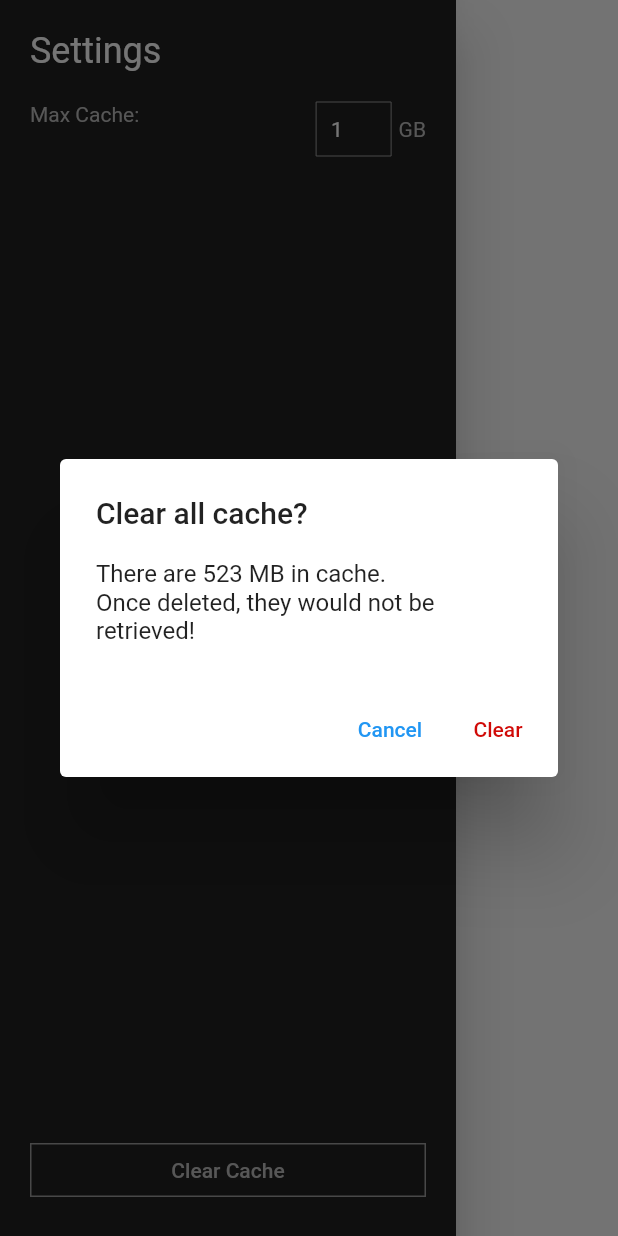
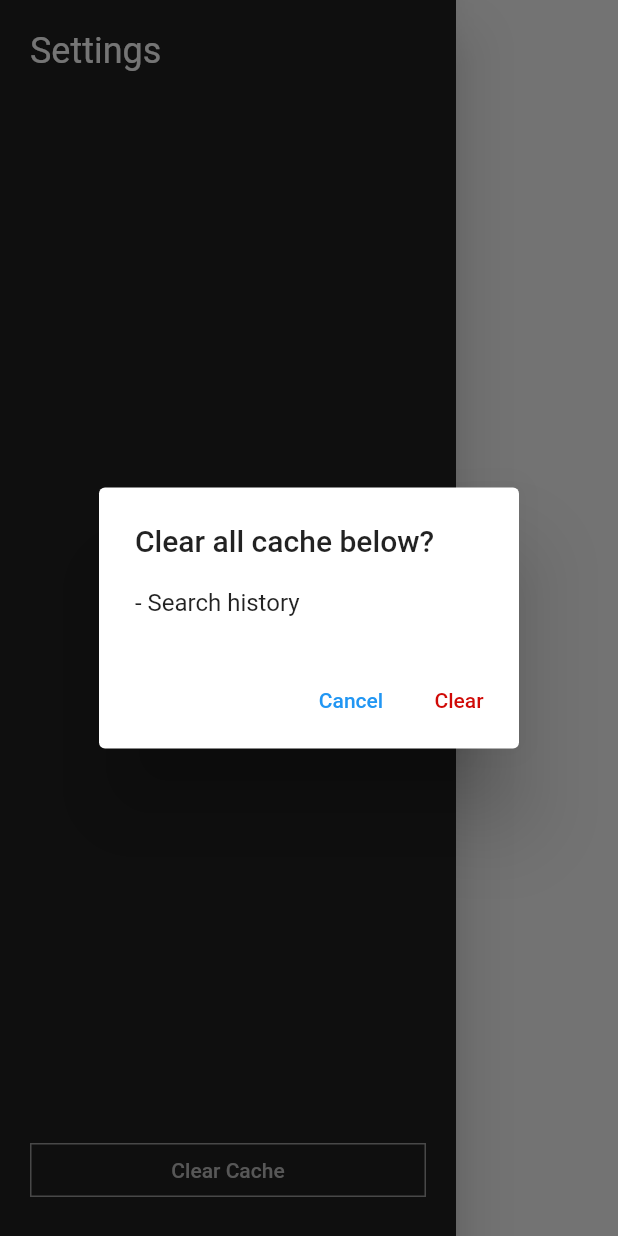
Before and after one commit to Roger-twan/music, a Flutter app: the Settings widget shown alone on an empty page, opened directly, after a tap on "Clear Cache", on a phone screen of 412 x 824 dp. Run offline on Flutter 3.47's test engine with Material 2 defaults, Android fonts, the phone set to English and light mode, and no system bars; our stand-ins replace dio, event_bus, file_picker, flutter_svg, just_audio, logger and 2 more; accounts and stored records are empty; network calls fail; statements that could not run were skipped.

Commit message:
:sparkles: Finish storage managemennt

```diff
--- a/lib/provider/preferences.dart
+++ b/lib/provider/preferences.dart
@@ -11,8 +11,7 @@ class Preferences {
     if (_sharedPreferences == null) {
       _sharedPreferences = await SharedPreferences.getInstance();
       await _sharedPreferences?.setStringList('searchHistory', []);
-      await _sharedPreferences?.setDouble('cacheAmount', 1);
-      await _sharedPreferences?.setString('loopShuffleMode', 'all');
+      await _sharedPreferences?.setString('loopMode', 'all');
     }
   }
 
--- a/lib/provider/search_history.dart
+++ b/lib/provider/search_history.dart
@@ -39,4 +39,8 @@ class SearchHistory {
 
     await _preferences?.setStringList('searchHistory', list);
   }
+
+  Future<void> clear() async {
+    await _preferences?.remove('searchHistory');
+  }
 }
--- a/lib/widget/settings/index.dart
+++ b/lib/widget/settings/index.dart
@@ -1,8 +1,5 @@
 import 'package:flutter/material.dart';
-import 'package:flutter/services.dart';
-import 'package:shared_preferences/shared_preferences.dart';
-import '../../provider/preferences.dart';
-import '../_common/input_decoration.dart';
+import '../../provider/search_history.dart';
 import '../_common/toast.dart';
 
 class Settings extends StatefulWidget {
@@ -13,48 +10,7 @@ class Settings extends StatefulWidget {
 }
 
 class _SettingsState extends State<Settings> {
-  final FocusNode cacheFieldFocus = FocusNode();
-  final TextEditingController cacheFieldController = TextEditingController();
-  final SharedPreferences? preferences = Preferences().get();
-  late String originalCacheAmount;
-
-  setOriginalCacheAmount(String value) {
-    setState(() {
-      originalCacheAmount = value;
-    });
-  }
-
-  @override
-  void initState() {
-    super.initState();
-
-    double? cacheAmount = preferences?.getDouble('cacheAmount');
-    setOriginalCacheAmount(
-        cacheAmount.toString().replaceAll(RegExp(r'([.]*0)(?!.*\d)'), ''));
-    cacheFieldController.text = originalCacheAmount;
-
-    cacheFieldFocus.addListener(() async => {
-          if (!cacheFieldFocus.hasFocus)
-            {await setCacheAmount(cacheFieldController.text)}
-        });
-  }
-
-  Future<void> setCacheAmount(String value) async {
-    if (value.isEmpty) {
-      cacheFieldController.text = originalCacheAmount;
-      return;
-    }
-
-    double amount = double.parse(value);
-
-    if (amount != preferences?.getDouble('cacheAmount')) {
-      await preferences?.setDouble('cacheAmount', amount);
-      setOriginalCacheAmount(value);
-      if (mounted) {
-        showToast(context, 'Successfully Saved');
-      }
-    }
-  }
+  SearchHistory searchHistory = SearchHistory();
 
   @override
   Widget build(BuildContext context) {
@@ -75,43 +31,7 @@ class _SettingsState extends State<Settings> {
               Expanded(
                   child: Column(
                 children: [
-                  Expanded(
-                    child: Row(
-                      crossAxisAlignment: CrossAxisAlignment.start,
-                      mainAxisAlignment: MainAxisAlignment.spaceBetween,
-                      children: [
-                        const Text('Max Cache:'),
-                        Row(
-                          children: [
-                            SizedBox(
-                              width: 50,
-                              child: TextField(
-                                focusNode: cacheFieldFocus,
-                                controller: cacheFieldController,
-                                style: const TextStyle(
-                                  color: Colors.white,
-                                  fontSize: 14,
-                                ),
-                                maxLength: 3,
-                                keyboardType:
-                                    const TextInputType.numberWithOptions(),
-                                inputFormatters: [
-                                  FilteringTextInputFormatter.allow(
-                                      RegExp('[0-9.]'))
-                                ],
-                                cursorColor: Colors.white,
-                                decoration: commonInputDecoration(),
-                                onSubmitted: (value) async =>
-                                    {await setCacheAmount(value)},
-                              ),
-                            ),
-                            const SizedBox(width: 5),
-                            const Text('GB'),
-                          ],
-                        )
-                      ],
-                    ),
-                  ),
+                  Expanded(child: Container()),
                   Row(
                     children: [
                       Expanded(
@@ -140,19 +60,17 @@ class _SettingsState extends State<Settings> {
           ),
         ));
   }
-}
 
   Future<void> _showDialog(BuildContext context) async {
     return showDialog<void>(
       context: context,
       builder: (BuildContext context) {
         return AlertDialog(
-        title: const Text('Clear all cache?'),
+          title: const Text('Clear all cache below?'),
           content: SingleChildScrollView(
             child: ListBody(
               children: const <Widget>[
-              Text('There are 523 MB in cache.'),
-              Text('Once deleted, they would not be retrieved!'),
+                Text('- Search history'),
               ],
             ),
           ),
@@ -167,6 +85,7 @@ Future<void> _showDialog(BuildContext context) async {
               child: Text('Clear',
                   style: TextStyle(color: Theme.of(context).primaryColor)),
               onPressed: () {
+                searchHistory.clear();
                 Navigator.of(context).pop();
                 showToast(context, 'Successfully Cleared');
               },
@@ -176,3 +95,4 @@ Future<void> _showDialog(BuildContext context) async {
       },
     );
   }
+}
```
Also changed, not shown: lib/widget/bottom_bar/loop_shuffle.dart (+7 -7 lines). Lines whose indentation alone changed are shown as unchanged.
